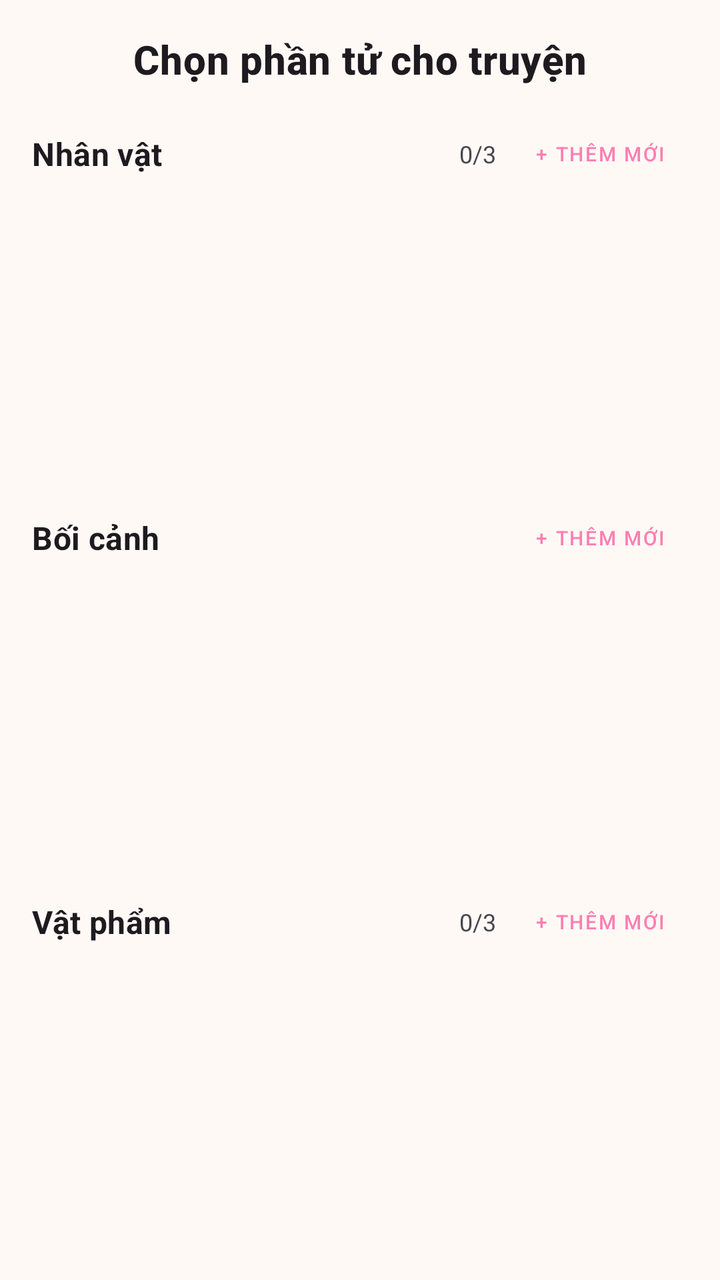
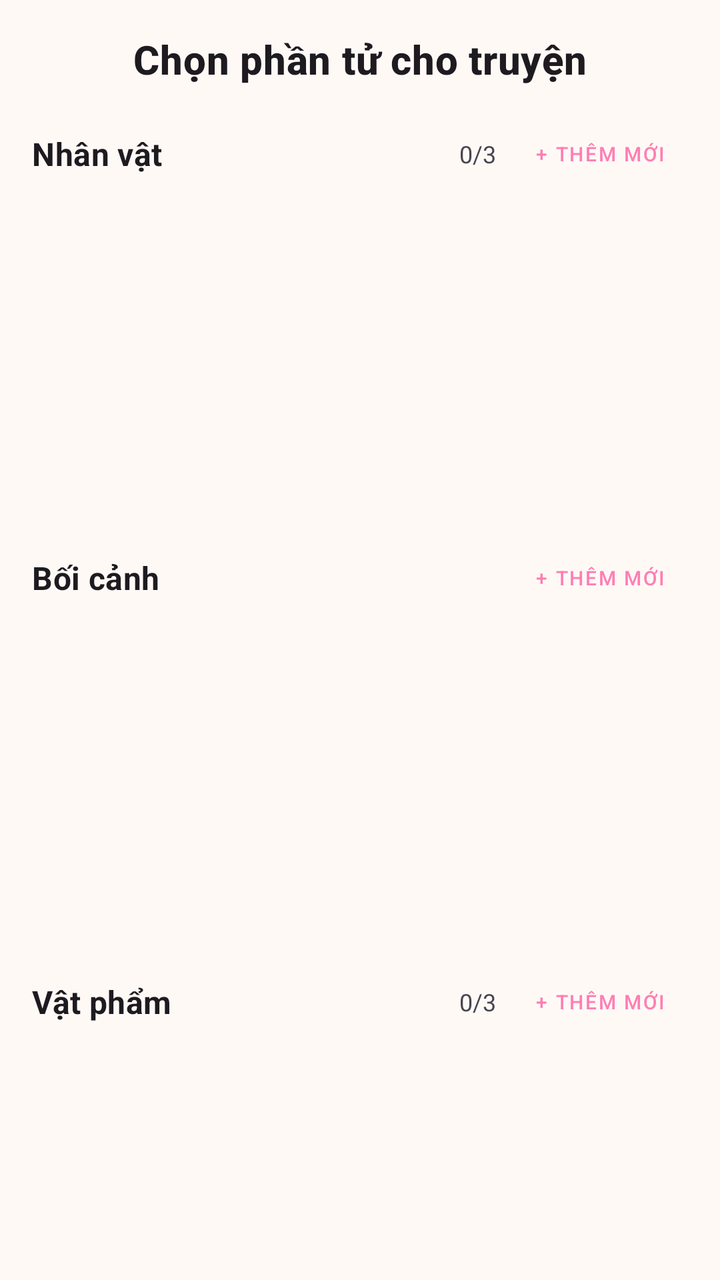

An Android layout rendered at two revisions. The XML below is the earlier revision; the diff shows what the commit changed to produce the second picture.
<!-- AndroidManifest.xml: application theme Theme.KidApp -->
<!-- res/layout/dialog_story_elements_selection.xml -->
<?xml version="1.0" encoding="utf-8"?>
<LinearLayout xmlns:android="http://schemas.android.com/apk/res/android"
    xmlns:app="http://schemas.android.com/apk/res-auto"
    xmlns:tools="http://schemas.android.com/tools"
    android:layout_width="match_parent"
    android:layout_height="wrap_content"
    android:orientation="vertical"
    android:padding="16dp">

    <TextView
        android:layout_width="match_parent"
        android:layout_height="wrap_content"
        android:text="Chọn phần tử cho truyện"
        android:textAlignment="center"
        android:textAppearance="?attr/textAppearanceHeadline6"
        android:textStyle="bold" />

    
    <LinearLayout
        android:layout_width="match_parent"
        android:layout_height="wrap_content"
        android:layout_marginTop="16dp"
        android:orientation="horizontal"
        android:gravity="center_vertical">

        <TextView
            android:layout_width="0dp"
            android:layout_height="wrap_content"
            android:layout_weight="1"
            android:text="Nhân vật"
            android:textAppearance="?attr/textAppearanceSubtitle1"
            android:textStyle="bold" />

        <TextView
            android:id="@+id/tvCharacterCount"
            android:layout_width="wrap_content"
            android:layout_height="wrap_content"
            android:text="0/3"
            android:textSize="12sp" />

        <Button
            android:id="@+id/btnAddCharacter"
            android:layout_width="wrap_content"
            android:layout_height="36dp"
            android:layout_marginStart="8dp"
            android:text="+ Thêm mới"
            android:textSize="10sp"
            style="@style/Widget.MaterialComponents.Button.TextButton" />
    </LinearLayout>

    <androidx.recyclerview.widget.RecyclerView
        android:id="@+id/rvCharacters"
        android:layout_width="match_parent"
        android:layout_height="140dp"
        android:clipToPadding="false"
        android:paddingStart="4dp"
        android:paddingEnd="4dp"
        tools:listitem="@layout/item_story_element"
        tools:itemCount="3"
        android:orientation="horizontal" />

    
    <LinearLayout
        android:layout_width="match_parent"
        android:layout_height="wrap_content"
        android:layout_marginTop="16dp"
        android:orientation="horizontal"
        android:gravity="center_vertical">

        <TextView
            android:layout_width="0dp"
            android:layout_height="wrap_content"
            android:layout_weight="1"
            android:text="Bối cảnh"
            android:textAppearance="?attr/textAppearanceSubtitle1"
            android:textStyle="bold" />

        <Button
            android:id="@+id/btnAddSetting"
            android:layout_width="wrap_content"
            android:layout_height="36dp"
            android:text="+ Thêm mới"
            android:textSize="10sp"
            style="@style/Widget.MaterialComponents.Button.TextButton" />
    </LinearLayout>

    <androidx.recyclerview.widget.RecyclerView
        android:id="@+id/rvSettings"
        android:layout_width="match_parent"
        android:layout_height="140dp"
        android:clipToPadding="false"
        android:paddingStart="4dp"
        android:paddingEnd="4dp"
        tools:listitem="@layout/item_story_element"
        tools:itemCount="3"
        android:orientation="horizontal" />

    
    <LinearLayout
        android:layout_width="match_parent"
        android:layout_height="wrap_content"
        android:layout_marginTop="16dp"
        android:orientation="horizontal"
        android:gravity="center_vertical">

        <TextView
            android:layout_width="0dp"
            android:layout_height="wrap_content"
            android:layout_weight="1"
            android:text="Vật phẩm"
            android:textAppearance="?attr/textAppearanceSubtitle1"
            android:textStyle="bold" />

        <TextView
            android:id="@+id/tvItemCount"
            android:layout_width="wrap_content"
            android:layout_height="wrap_content"
            android:text="0/3"
            android:textSize="12sp" />

        <Button
            android:id="@+id/btnAddItem"
            android:layout_width="wrap_content"
            android:layout_height="36dp"
            android:layout_marginStart="8dp"
            android:text="+ Thêm mới"
            android:textSize="10sp"
            style="@style/Widget.MaterialComponents.Button.TextButton" />
    </LinearLayout>

    <androidx.recyclerview.widget.RecyclerView
        android:id="@+id/rvItems"
        android:layout_width="match_parent"
        android:layout_height="140dp"
        android:clipToPadding="false"
        android:paddingStart="4dp"
        android:paddingEnd="4dp"
        tools:listitem="@layout/item_story_element"
        tools:itemCount="3"
        android:orientation="horizontal" />

    <Button
        android:id="@+id/btnDone"
        android:layout_width="match_parent"
        android:layout_height="wrap_content"
        android:layout_marginTop="24dp"
        android:text="Hoàn thành" />

</LinearLayout>
<!-- res/layout/item_story_element.xml (included above) -->
<?xml version="1.0" encoding="utf-8"?>
<androidx.constraintlayout.widget.ConstraintLayout xmlns:android="http://schemas.android.com/apk/res/android"
    xmlns:app="http://schemas.android.com/apk/res-auto"
    android:layout_width="120dp"
    android:layout_height="160dp"
    android:layout_margin="8dp"
    android:background="@android:color/white">

    <ImageView
        android:id="@+id/elementImage"
        android:layout_width="match_parent"
        android:layout_height="120dp"
        android:scaleType="centerCrop"
        app:layout_constraintTop_toTopOf="parent" />

    <TextView
        android:id="@+id/elementName"
        android:layout_width="match_parent"
        android:layout_height="40dp"
        android:gravity="center"
        android:padding="4dp"
        android:textSize="14sp"
        app:layout_constraintBottom_toBottomOf="parent" />

    <View
        android:id="@+id/selectionIndicator"
        android:layout_width="match_parent"
        android:layout_height="match_parent"
        android:background="#4000FF00"
        android:visibility="gone" />

</androidx.constraintlayout.widget.ConstraintLayout>
<!-- resources referenced by this layout -->
<resources>
  <style name="Theme.KidApp" parent="Base.Theme.KidApp" />
  <style name="Base.Theme.KidApp" parent="Theme.Material3.DayNight.NoActionBar">
          <item name="colorPrimary">@color/primary</item>
          <item name="colorPrimaryDark">@color/primary_dark</item>
          <item name="colorAccent">@color/accent</item>
          <item name="android:windowBackground">@color/background</item>
      </style>
  <color name="primary">#FF7EB3</color>
  <color name="primary_dark">#FF54B0</color>
  <color name="accent">#FFCA53</color>
  <color name="background">#FFF9F6</color>
</resources>

<!-- the commit's change to res/layout/dialog_story_elements_selection.xml (unified diff, before → after) -->
@@ -51,13 +51,13 @@
     <androidx.recyclerview.widget.RecyclerView
         android:id="@+id/rvCharacters"
         android:layout_width="match_parent"
-        android:layout_height="140dp"
+        android:layout_height="160dp"
         android:clipToPadding="false"
+        android:orientation="horizontal"
         android:paddingStart="4dp"
         android:paddingEnd="4dp"
-        tools:listitem="@layout/item_story_element"
         tools:itemCount="3"
-        android:orientation="horizontal" />
+        tools:listitem="@layout/item_story_element" />
 
     
     <LinearLayout
@@ -87,13 +87,13 @@
     <androidx.recyclerview.widget.RecyclerView
         android:id="@+id/rvSettings"
         android:layout_width="match_parent"
-        android:layout_height="140dp"
+        android:layout_height="160dp"
         android:clipToPadding="false"
+        android:orientation="horizontal"
         android:paddingStart="4dp"
         android:paddingEnd="4dp"
-        tools:listitem="@layout/item_story_element"
         tools:itemCount="3"
-        android:orientation="horizontal" />
+        tools:listitem="@layout/item_story_element" />
 
     
     <LinearLayout
@@ -131,13 +131,13 @@
     <androidx.recyclerview.widget.RecyclerView
         android:id="@+id/rvItems"
         android:layout_width="match_parent"
-        android:layout_height="140dp"
+        android:layout_height="115dp"
         android:clipToPadding="false"
+        android:orientation="horizontal"
         android:paddingStart="4dp"
         android:paddingEnd="4dp"
-        tools:listitem="@layout/item_story_element"
         tools:itemCount="3"
-        android:orientation="horizontal" />
+        tools:listitem="@layout/item_story_element" />
 
     <Button
         android:id="@+id/btnDone"
